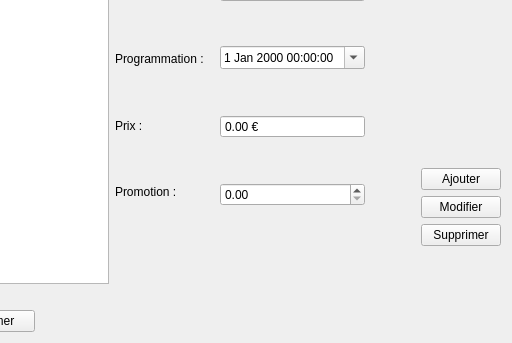
Above: gui/Gest_Rep.ui from BennyBellier/Theatre-CEDB-Project before the change; both pictures show x 523 to 1035 and y 92 to 435 of the 1035 by 435 pixel window. Below: the same form after it.
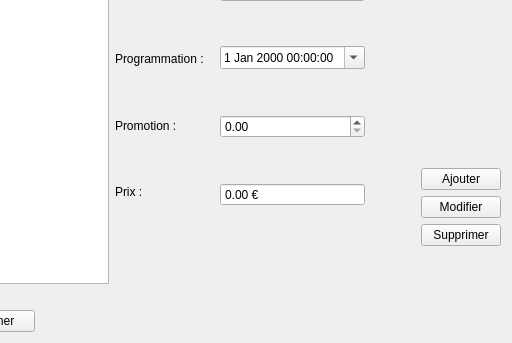
That is the form after the change.

Commit message: Implémentation des fonctions des boutons Modifier et Ajouter Verification de l'ajout des Spectacles lorsque l'auto-incremente sera rajouter

Diff of the .ui file:
```diff
--- a/gui/Gest_Rep.ui
+++ b/gui/Gest_Rep.ui
@@ -192,8 +192,38 @@
              </property>
             </spacer>
            </item>
+           <item>
+            <layout class="QHBoxLayout" name="horizontalLayout_7">
+             <property name="topMargin">
+              <number>0</number>
+             </property>
+             <item>
+              <widget class="QLabel" name="label_6">
+               <property name="text">
+                <string>Promotion :</string>
+               </property>
+              </widget>
+             </item>
+            </layout>
+           </item>
+           <item>
+            <spacer name="verticalSpacer_9">
+             <property name="orientation">
+              <enum>Qt::Vertical</enum>
+             </property>
+             <property name="sizeHint" stdset="0">
+              <size>
+               <width>20</width>
+               <height>40</height>
+              </size>
+             </property>
+            </spacer>
+           </item>
            <item>
             <layout class="QHBoxLayout" name="horizontalLayout_6">
+             <property name="topMargin">
+              <number>0</number>
+             </property>
              <item>
               <widget class="QLabel" name="label_5">
                <property name="text">
@@ -209,30 +239,6 @@
              </item>
             </layout>
            </item>
-           <item>
-            <spacer name="verticalSpacer_9">
-             <property name="orientation">
-              <enum>Qt::Vertical</enum>
-             </property>
-             <property name="sizeHint" stdset="0">
-              <size>
-               <width>20</width>
-               <height>40</height>
-              </size>
-             </property>
-            </spacer>
-           </item>
-           <item>
-            <layout class="QHBoxLayout" name="horizontalLayout_7">
-             <item>
-              <widget class="QLabel" name="label_6">
-               <property name="text">
-                <string>Promotion :</string>
-               </property>
-              </widget>
-             </item>
-            </layout>
-           </item>
            <item>
             <spacer name="verticalSpacer_10">
              <property name="orientation">
@@ -310,38 +316,6 @@
                </property>
               </spacer>
              </item>
-             <item>
-              <widget class="QDoubleSpinBox" name="CurrentPrice">
-               <property name="readOnly">
-                <bool>true</bool>
-               </property>
-               <property name="buttonSymbols">
-                <enum>QAbstractSpinBox::NoButtons</enum>
-               </property>
-               <property name="prefix">
-                <string/>
-               </property>
-               <property name="suffix">
-                <string> €</string>
-               </property>
-               <property name="maximum">
-                <double>10000.000000000000000</double>
-               </property>
-              </widget>
-             </item>
-             <item>
-              <spacer name="verticalSpacer_5">
-               <property name="orientation">
-                <enum>Qt::Vertical</enum>
-               </property>
-               <property name="sizeHint" stdset="0">
-                <size>
-                 <width>20</width>
-                 <height>40</height>
-                </size>
-               </property>
-              </spacer>
-             </item>
              <item>
               <widget class="QDoubleSpinBox" name="CurrentPromotion">
                <property name="alignment">
@@ -364,6 +338,38 @@
                </property>
               </widget>
              </item>
+             <item>
+              <spacer name="verticalSpacer_5">
+               <property name="orientation">
+                <enum>Qt::Vertical</enum>
+               </property>
+               <property name="sizeHint" stdset="0">
+                <size>
+                 <width>20</width>
+                 <height>40</height>
+                </size>
+               </property>
+              </spacer>
+             </item>
+             <item>
+              <widget class="QDoubleSpinBox" name="CurrentPrice">
+               <property name="readOnly">
+                <bool>true</bool>
+               </property>
+               <property name="buttonSymbols">
+                <enum>QAbstractSpinBox::NoButtons</enum>
+               </property>
+               <property name="prefix">
+                <string/>
+               </property>
+               <property name="suffix">
+                <string> €</string>
+               </property>
+               <property name="maximum">
+                <double>10000.000000000000000</double>
+               </property>
+              </widget>
+             </item>
              <item>
               <spacer name="verticalSpacer_6">
                <property name="orientation">
```
The commit also changes 3 other files.
